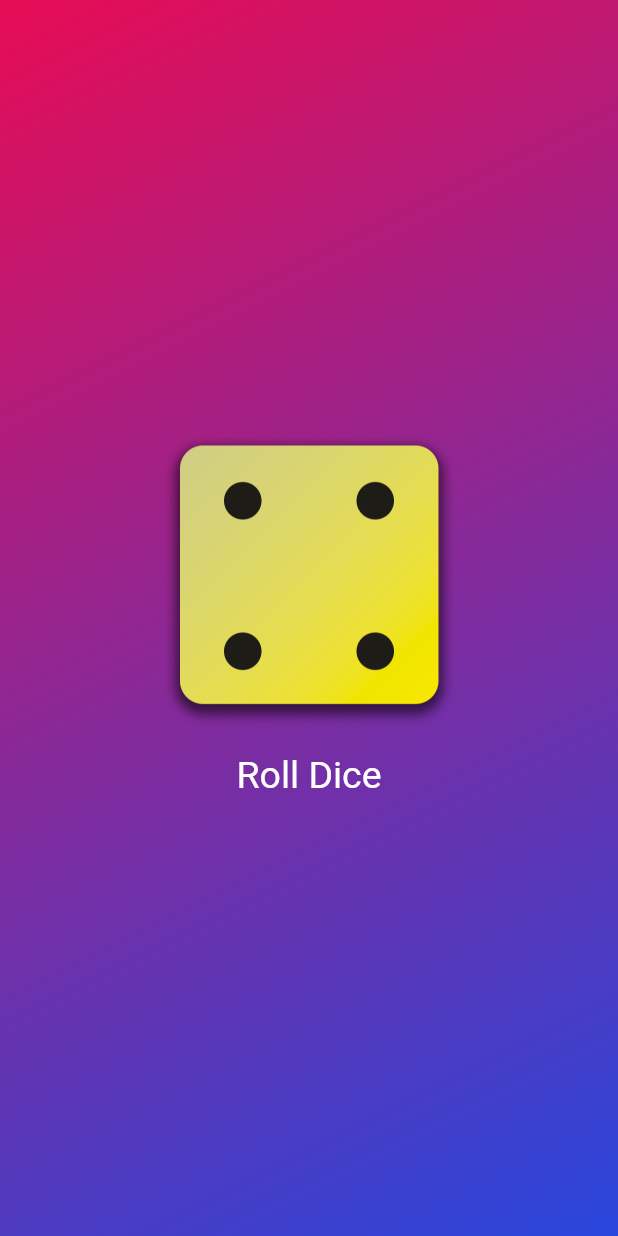
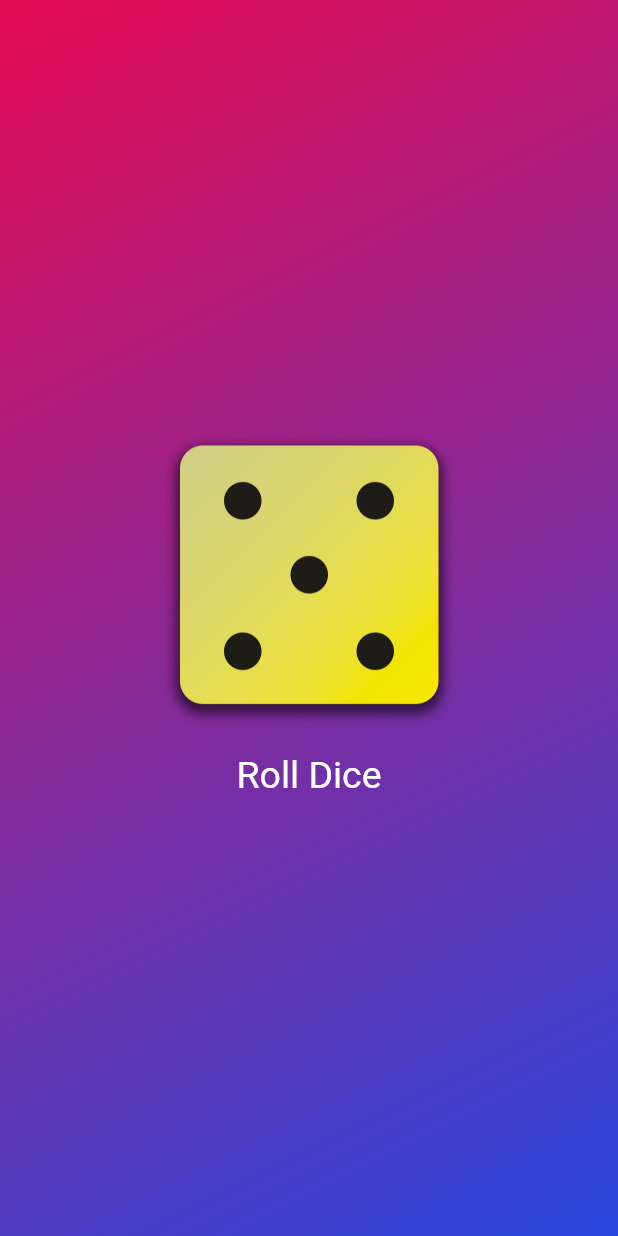
Before and after one commit to roshan129/DiceRollerFlutter, a Flutter app: the screen it shows after launch, after a tap on "Roll Dice", on a phone screen of 412 x 824 dp. Run offline on Flutter 3.47's test engine with Material 2 defaults, Android fonts, the phone set to English and light mode, and no system bars.

```diff
--- a/lib/dice_roller.dart
+++ b/lib/dice_roller.dart
@@ -1,4 +1,8 @@
+import 'dart:math';
+
 import 'package:flutter/material.dart';
+
+final randomizer = Random();
 
 class DiceRoller extends StatefulWidget {
   const DiceRoller({super.key});
@@ -12,9 +16,12 @@ class DiceRoller extends StatefulWidget {
 class _DiceRollerState extends State<DiceRoller> {
   var activeDiceImage = 'assets/images/dice-1.png';
 
+  var customeDiceRollNumber = 1;
+
   void rollDice() {
     setState(() {
-      activeDiceImage = 'assets/images/dice-4.png';
+      customeDiceRollNumber = randomizer.nextInt(6) + 1;
+      activeDiceImage = 'assets/images/dice-$customeDiceRollNumber.png';
     });
   }
 
```
